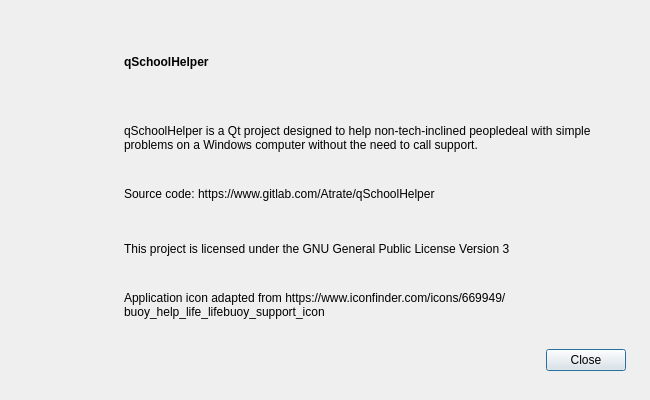
Above: ui/about_dialog.ui from Atrate/qSchoolHelper before the change. Below: the same form after it.
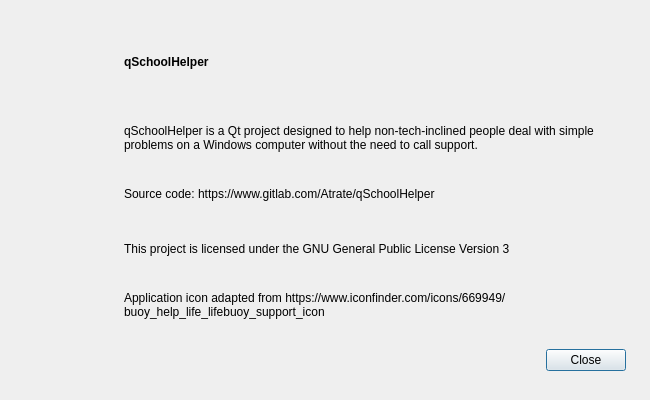
That is the form after the change. Icons and pictures are not drawn.

Commit message: Add most of the Polish translation

What changed in the file:
```diff
--- a/ui/about_dialog.ui
+++ b/ui/about_dialog.ui
@@ -78,7 +78,7 @@
        </sizepolicy>
       </property>
       <property name="text">
-       <string>qSchoolHelper is a Qt project designed to help non-tech-inclined peopledeal with simple problems on a Windows computer without the need to call support.</string>
+       <string>qSchoolHelper is a Qt project designed to help non-tech-inclined people deal with simple problems on a Windows computer without the need to call support.</string>
       </property>
       <property name="wordWrap">
        <bool>true</bool>
```
The commit also changes 1 other file.
